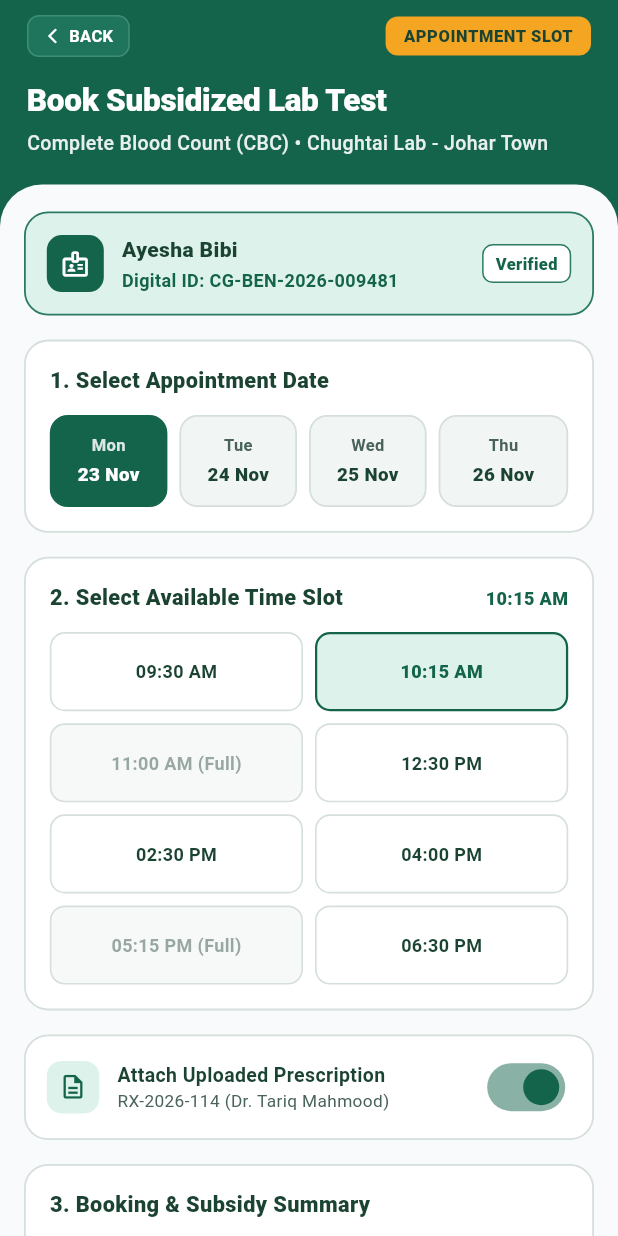
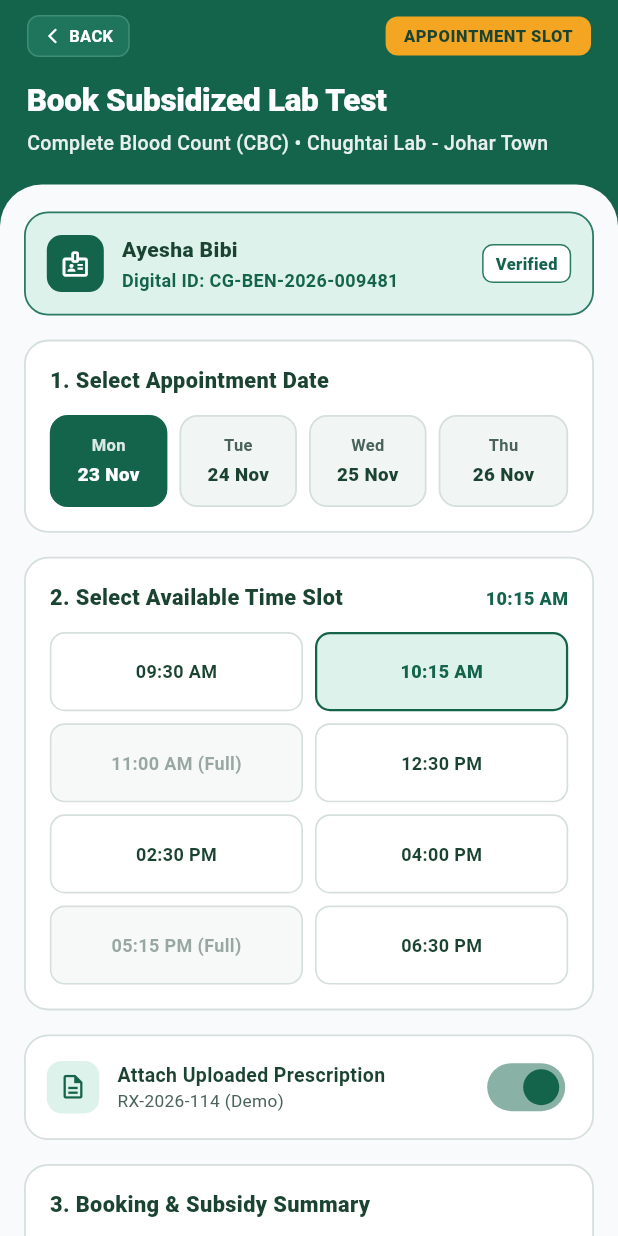
Before and after one commit to huzaifakamran428/CareGrid, a Flutter app: the BookingScreen screen opened directly, on a phone screen of 412 x 824 dp. Run offline on Flutter 3.47's test engine with Material 3 defaults, Android fonts, the phone set to English and light mode, and no system bars.

Commit message:
feat(bookings): save test-specific demo appointments and support rescheduling
Use a single booking store, dynamic current dates, meaningful receipt IDs and
truthful demo-only confirmation messaging. Link receipt to booking history.

```diff
--- a/frontend/mobile_app/lib/features/beneficiary/presentation/screens/booking_screen.dart
+++ b/frontend/mobile_app/lib/features/beneficiary/presentation/screens/booking_screen.dart
@@ -1,8 +1,12 @@
 // ignore_for_file: deprecated_member_use
 import 'package:flutter/material.dart';
+import '../state/booking_demo_store.dart';
+import 'booking_history_screen.dart';
 
 class BookingScreen extends StatefulWidget {
-  const BookingScreen({super.key});
+  final Map<String, dynamic>? test;
+  final String? rescheduleReference;
+  const BookingScreen({super.key, this.test, this.rescheduleReference});
 
   @override
   State<BookingScreen> createState() => _BookingScreenState();
@@ -29,7 +33,8 @@ class _BookingScreenState extends State<BookingScreen> {
   // ---------------------------------------------------------------------------
   // DUMMY DATA & SELECTION STATE
   // ---------------------------------------------------------------------------
-  final Map _bookingContext = {
+  Map<String, dynamic> get _bookingContext {
+    const base = <String, dynamic>{
     'testName': 'Complete Blood Count (CBC)',
     'testCode': 'LAB-CBC-104',
     'labName': 'Chughtai Lab - Johar Town',
@@ -40,15 +45,44 @@ class _BookingScreenState extends State<BookingScreen> {
     'subsidyPercent': 80,
     'subsidyAmount': 1200,
     'payableAmount': 300,
-    'linkedPrescription': 'RX-2026-114 (Dr. Tariq Mahmood)',
-  };
+    'linkedPrescription': 'RX-2026-114 (Demo)',
+    };
+    final chosen = widget.test;
+    if (chosen == null) return base;
+    final original = (chosen['originalPrice'] as num?)?.toInt() ?? 1500;
+    final payable = (chosen['payableAmount'] as num?)?.toInt() ??
+        (chosen['subsidizedPrice'] as num?)?.toInt() ?? 300;
+    return {
+      ...base,
+      ...chosen,
+      'originalPrice': original,
+      'payableAmount': payable,
+      'subsidyAmount': original - payable,
+      'digitalId': chosen['digitalId'] ?? chosen['beneficiaryDigitalId'] ?? base['digitalId'],
+    };
+  }
 
+  final List<Map<String, String>> _availableDates = List.generate(4, (offset) {
+    final d = DateTime.now().add(Duration(days: offset));
+    const days = ['Mon', 'Tue', 'Wed', 'Thu', 'Fri', 'Sat', 'Sun'];
+    const months = ['Jan', 'Feb', 'Mar', 'Apr', 'May', 'Jun',
+      'Jul', 'Aug', 'Sep', 'Oct', 'Nov', 'Dec'];
+    final shortDate = '${d.day} ${months[d.month - 1]}';
+    return {
+      'day': days[d.weekday - 1],
+      'date': shortDate,
+      'fullDate': '${days[d.weekday - 1]}, $shortDate ${d.year}',
+    };
+  });
+
+  /* Legacy hard-coded date list removed.
   final List _availableDates = [
     {'day': 'Mon', 'date': '23 Nov', 'fullDate': 'Monday, 23 Nov 2026'},
     {'day': 'Tue', 'date': '24 Nov', 'fullDate': 'Tuesday, 24 Nov 2026'},
     {'day': 'Wed', 'date': '25 Nov', 'fullDate': 'Wednesday, 25 Nov 2026'},
     {'day': 'Thu', 'date': '26 Nov', 'fullDate': 'Thursday, 26 Nov 2026'},
   ];
+  */
 
   final List _timeSlots = [
     {'time': '09:30 AM', 'available': true},
@@ -65,12 +99,29 @@ class _BookingScreenState extends State<BookingScreen> {
   String _selectedSlot = '10:15 AM';
   bool _attachPrescription = true;
   bool _isBookingConfirmed = false;
-  final String _generatedBookingRef = 'BKG-2026-4912';
+  String _generatedBookingRef = '';
 
   void _confirmBooking() {
-    setState(() {
-      _isBookingConfirmed = true;
-    });
+    final date = DateTime.now().add(Duration(days: _selectedDateIndex));
+    if (widget.rescheduleReference != null) {
+      final ref = widget.rescheduleReference!;
+      if (!bookingDemoStore.reschedule(ref, date: date, timeSlot: _selectedSlot)) {
+        ScaffoldMessenger.of(context).showSnackBar(
+          const SnackBar(content: Text('Booking is no longer available to reschedule.')),
+        );
+        return;
+      }
+      _generatedBookingRef = ref;
+    } else {
+      final booking = bookingDemoStore.add(
+        test: _bookingContext,
+        date: date,
+        timeSlot: _selectedSlot,
+        attachPrescription: _attachPrescription,
+      );
+      _generatedBookingRef = booking['bookingRef'].toString();
+    }
+    setState(() => _isBookingConfirmed = true);
   }
 
   @override
@@ -232,7 +283,7 @@ class _BookingScreenState extends State<BookingScreen> {
 
         // Confirm Booking Primary Button
         _buildPrimaryButton(
-          label: 'Confirm Subsidized Appointment',
+          label: widget.rescheduleReference == null ? 'Save Demo Appointment' : 'Save New Date & Time',
           icon: Icons.check_circle_outline_rounded,
           onTap: _confirmBooking,
         ),
@@ -665,7 +716,7 @@ class _BookingScreenState extends State<BookingScreen> {
                         Icon(Icons.check, color: Colors.white, size: 13),
                         SizedBox(width: 4),
                         Text(
-                          'CONFIRMED',
+                          'DEMO SAVED',
                           style: TextStyle(
                             color: Colors.white,
                             fontSize: 11,
@@ -738,7 +789,7 @@ class _BookingScreenState extends State<BookingScreen> {
               ),
               const SizedBox(height: 12),
               const Text(
-                'Present this booking reference and your CareGrid Digital ID at the laboratory reception desk.',
+                'This is a demonstration booking only. No appointment has been sent to a laboratory.',
                 style: TextStyle(
                   color: _darkForestText,
                   fontSize: 12,
@@ -755,10 +806,14 @@ class _BookingScreenState extends State<BookingScreen> {
           width: double.infinity,
           height: 48,
           child: OutlinedButton.icon(
-            onPressed: () => setState(() => _isBookingConfirmed = false),
+            onPressed: () => Navigator.of(context).pushReplacement(
+              MaterialPageRoute<void>(
+                builder: (_) => const BookingHistoryScreen(),
+              ),
+            ),
             icon: const Icon(Icons.edit_calendar_outlined, size: 17),
             label: const Text(
-              'Change Date or Time Slot',
+              'View My Demo Bookings',
               style: TextStyle(fontSize: 13.5, fontWeight: FontWeight.w700),
             ),
             style: OutlinedButton.styleFrom(
```
